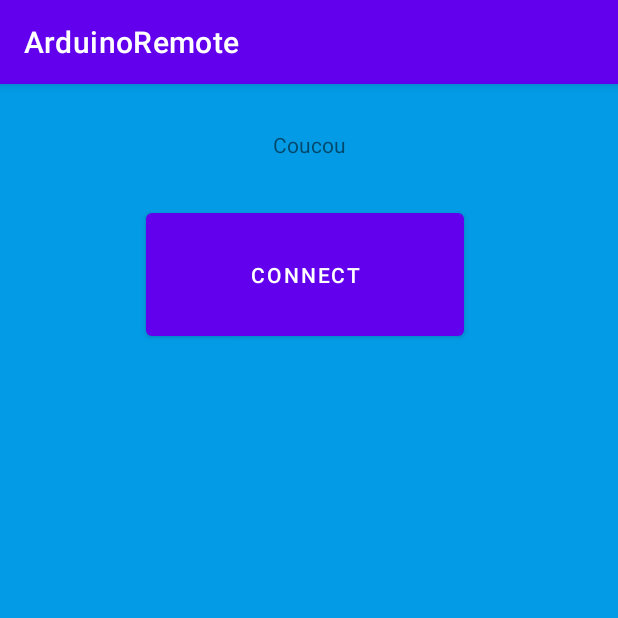
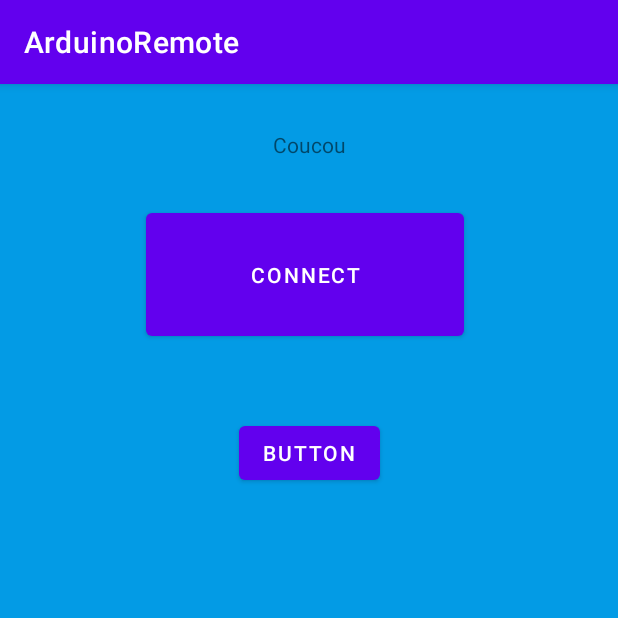
Before and after one commit to guillaume-it/arduino-remote, an Android app: the screen it shows after launch (FullscreenActivity), on a phone screen of 412 x 824 dp, the top half of it. Run offline under Robolectric (Android 15) with nearby library versions, the phone set to English and light mode, and no system bars.

Commit message:
add button test

```diff
--- a/Remote/app/src/main/java/fr/ruscassie/remote/BluetoothGattCallbackImpl.java
+++ b/Remote/app/src/main/java/fr/ruscassie/remote/BluetoothGattCallbackImpl.java
@@ -31,7 +31,7 @@ class BluetoothGattCallbackImpl extends BluetoothGattCallback {
     /**
      * delegate device specific behaviour to inner class
      */
-    private class DeviceDelegate {
+    public class DeviceDelegate {
         boolean connectCharacteristics(BluetoothGattService s) { return true; }
         // following methods only overwritten for Telit devices
         void onDescriptorWrite(BluetoothGatt g, BluetoothGattDescriptor d, int status) { /*nop*/ }
@@ -145,7 +145,7 @@ class BluetoothGattCallbackImpl extends BluetoothGattCallback {
     /**
      * connect-success and most connect-errors are returned asynchronously to listener
      */
-    void connect(SerialListener listener) throws IOException {
+    public void connect(SerialListener listener) throws IOException {
         if(connected || gatt != null)
             throw new IOException("already connected");
         canceled = false;
@@ -163,7 +163,6 @@ class BluetoothGattCallbackImpl extends BluetoothGattCallback {
         if (gatt == null)
             throw new IOException("connectGatt failed");
         // continues asynchronously in onPairingBroadcastReceive() and onConnectionStateChange()
-
     }
 
     private void onPairingBroadcastReceive(Context context, Intent intent) {
@@ -268,6 +267,7 @@ class BluetoothGattCallbackImpl extends BluetoothGattCallback {
             Log.d(TAG, "payload size "+payloadSize);
         }
         connectCharacteristics3(gatt);
+
     }
 
     private void connectCharacteristics3(BluetoothGatt gatt) {
--- a/Remote/app/src/main/res/layout/activity_fullscreen.xml
+++ b/Remote/app/src/main/res/layout/activity_fullscreen.xml
@@ -39,6 +39,17 @@
             app:layout_constraintEnd_toEndOf="parent"
             app:layout_constraintStart_toStartOf="parent"
             app:layout_constraintTop_toTopOf="parent" />
+
+        <Button
+            android:id="@+id/button"
+            android:layout_width="wrap_content"
+            android:layout_height="wrap_content"
+            android:layout_marginTop="48dp"
+            android:onClick="onClickTest"
+            android:text="Button"
+            app:layout_constraintEnd_toEndOf="parent"
+            app:layout_constraintStart_toStartOf="parent"
+            app:layout_constraintTop_toBottomOf="@+id/button_bluetooth" />
     </androidx.constraintlayout.widget.ConstraintLayout>
 
 </FrameLayout>
```
Also changed, not shown: Remote/app/src/main/java/fr/ruscassie/remote/FullscreenActivity.java (+28 -15 lines), Remote/app/src/main/java/fr/ruscassie/remote/SerialListener.java (+8 -5 lines).
